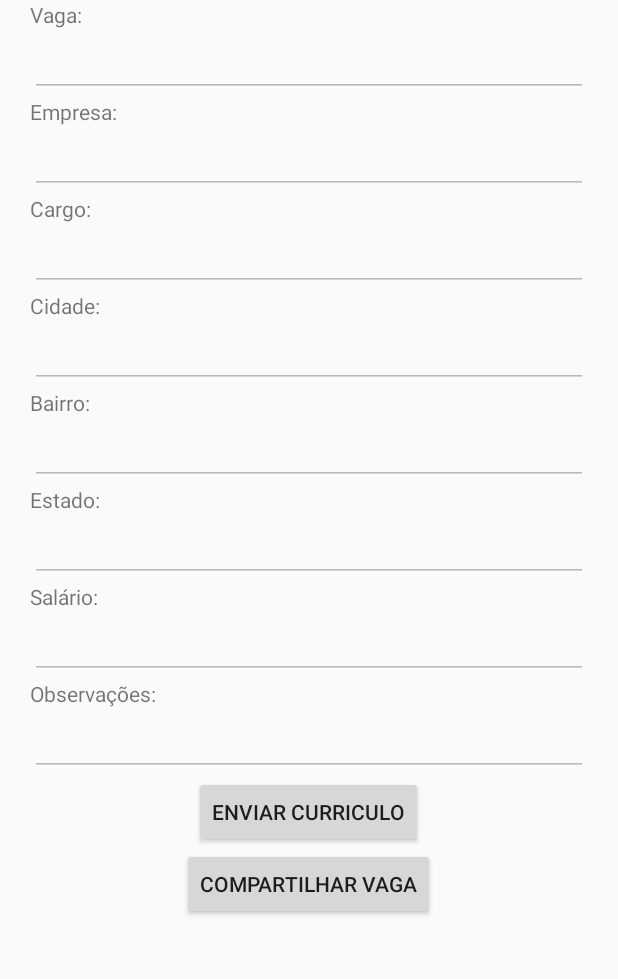
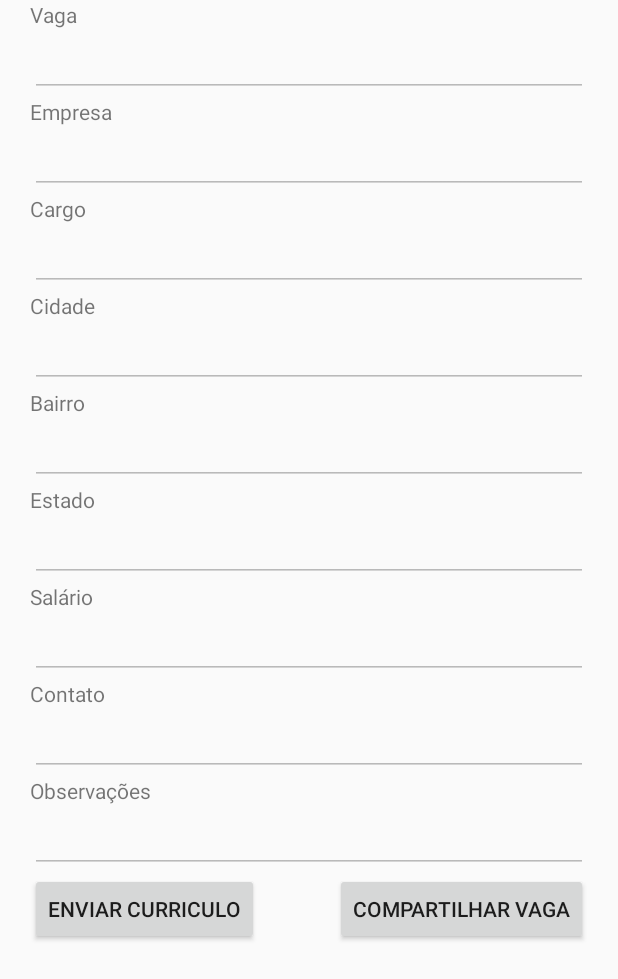
Before and after one commit to MauJowJowJow/InfoJobs, an Android app: the layout activity_detalhes_vaga.xml on its own in the app's theme, with its tools: preview values and no code run, on a phone screen of 412 x 824 dp. Shown: the top 979 px of the screen. Run offline under Robolectric (Android 15) with nearby library versions, the phone set to English and light mode, and no system bars.

Commit message:
Detalhes_Vaga

```diff
--- a/app/src/main/res/layout/activity_detalhes_vaga.xml
+++ b/app/src/main/res/layout/activity_detalhes_vaga.xml
@@ -6,12 +6,16 @@
     android:layout_height="match_parent"
     android:fitsSystemWindows="true"
     tools:context="sistemas2014.unifebe.edu.br.infojobs.Controller.DetalhesVaga"
-    android:weightSum="1">
+    android:weightSum="1"
+    android:focusable="true"
+    android:focusableInTouchMode="true"    >
 
     <ScrollView
         android:layout_width="match_parent"
         android:layout_height="match_parent"
-        android:id="@+id/horizontalScrollView">
+        android:id="@+id/horizontalScrollView"
+        android:focusable="true"
+        android:focusableInTouchMode="true">
 
         <LinearLayout
             android:orientation="vertical"
@@ -23,7 +27,7 @@
             <TextView
                 android:layout_width="wrap_content"
                 android:layout_height="wrap_content"
-                android:text="Vaga:"
+                android:text="Vaga"
                 android:id="@+id/textViewVaga"
                 android:layout_gravity="center_vertical" />
 
@@ -37,7 +41,7 @@
             <TextView
                 android:layout_width="wrap_content"
                 android:layout_height="wrap_content"
-                android:text="Empresa:"
+                android:text="Empresa"
                 android:id="@+id/textViewEmpresa"
                 android:layout_gravity="center_vertical" />
 
@@ -51,7 +55,7 @@
             <TextView
                 android:layout_width="wrap_content"
                 android:layout_height="wrap_content"
-                android:text="Cargo:"
+                android:text="Cargo"
                 android:id="@+id/textViewCargo"
                 android:layout_gravity="center_vertical" />
 
@@ -65,7 +69,7 @@
             <TextView
                 android:layout_width="wrap_content"
                 android:layout_height="wrap_content"
-                android:text="Cidade:"
+                android:text="Cidade"
                 android:id="@+id/textViewCidade"
                 android:layout_gravity="center_vertical" />
 
@@ -79,7 +83,7 @@
             <TextView
                 android:layout_width="wrap_content"
                 android:layout_height="wrap_content"
-                android:text="Bairro:"
+                android:text="Bairro"
                 android:id="@+id/TextViewBairro"
                 android:layout_gravity="center_vertical" />
 
@@ -93,7 +97,7 @@
             <TextView
                 android:layout_width="wrap_content"
                 android:layout_height="wrap_content"
-                android:text="Estado:"
+                android:text="Estado"
                 android:id="@+id/textViewEstado"
                 android:layout_gravity="center_vertical" />
 
@@ -107,7 +111,7 @@
             <TextView
                 android:layout_width="wrap_content"
                 android:layout_height="wrap_content"
-                android:text="Salário:"
+                android:text="Salário"
                 android:id="@+id/textViewSalario"
                 android:layout_gravity="center_vertical" />
 
@@ -121,7 +125,21 @@
             <TextView
                 android:layout_width="wrap_content"
                 android:layout_height="wrap_content"
-                android:text="Observações:"
+                android:text="Contato"
+                android:id="@+id/textViewContato"
+                android:layout_gravity="center_vertical" />
+
+            <EditText
+                android:layout_width="match_parent"
+                android:layout_height="wrap_content"
+                android:id="@+id/txtContato"
+                android:layout_gravity="center_horizontal"
+                android:enabled="false" />
+
+            <TextView
+                android:layout_width="wrap_content"
+                android:layout_height="wrap_content"
+                android:text="Observações"
                 android:id="@+id/textViewObservacoes"
                 android:layout_gravity="center_vertical" />
 
@@ -132,20 +150,32 @@
                 android:layout_gravity="center_horizontal"
                 android:enabled="false" />
 
+            <RelativeLayout
+                android:layout_width="match_parent"
+                android:layout_height="match_parent"
+                android:layout_gravity="center">
+
                 <Button
                     android:layout_width="wrap_content"
                     android:layout_height="wrap_content"
                     android:text="Enviar Curriculo"
                     android:id="@+id/btnEnviarCurriculo"
-                android:layout_gravity="center_horizontal" />
+                    android:layout_gravity="center_vertical"
+                    android:layout_alignParentTop="true"
+                    android:layout_alignParentLeft="true"
+                    android:layout_alignParentStart="true" />
 
                 <Button
                     android:layout_width="wrap_content"
                     android:layout_height="wrap_content"
                     android:text="Compartilhar Vaga"
                     android:id="@+id/btnCompartilhar"
-                android:layout_gravity="center_horizontal" />
+                    android:layout_gravity="center_vertical|right"
+                    android:layout_alignParentTop="true"
+                    android:layout_alignParentRight="true"
+                    android:layout_alignParentEnd="true" />
 
+            </RelativeLayout>
         </LinearLayout>
     </ScrollView>
 </LinearLayout>
--- a/app/src/main/res/layout/activity_login.xml
+++ b/app/src/main/res/layout/activity_login.xml
@@ -131,7 +131,9 @@
                 android:textSize="15dp"
                 android:onClick="onClick"
                 android:clickable="true"
-                android:layout_gravity="left|center" />
+                android:layout_gravity="left|center"
+                android:linksClickable="false"
+                android:singleLine="true" />
         </LinearLayout>
 
         <LinearLayout
--- a/app/src/main/res/values/strings.xml
+++ b/app/src/main/res/values/strings.xml
@@ -21,7 +21,7 @@
     <string name="action_sign_in_Login">Login</string>
     <string name="prompt_password_senha">Senha</string>
     <string name="title_activiy_Login">Realize seu login</string>
-    <string name="activity_login_registrar">Crie seu cadastro ou</string>
+    <string name="activity_login_registrar"><u>Crie seu cadastro</u> ou</string>
     <string name="activity_login_novo_no_app">Primeira vez no InfoJobs?</string>
     <string name="title_activity_consuta_vagas_view">ConsutaVagasView</string>
 
```
Also changed, not shown: app/src/main/AndroidManifest.xml (+13 -2 lines), app/src/main/java/sistemas2014/unifebe/edu/br/infojobs/Controller/CadastroUsuario.java (+125 -7 lines), app/src/main/java/sistemas2014/unifebe/edu/br/infojobs/Controller/ConsultaVagas.java (+20 -10 lines), app/src/main/java/sistemas2014/unifebe/edu/br/infojobs/Controller/DetalhesVaga.java (+122 -3 lines), app/src/main/java/sistemas2014/unifebe/edu/br/infojobs/Controller/GavetaPrincipal.java (+20 -0 lines), app/src/main/java/sistemas2014/unifebe/edu/br/infojobs/Model/Empresa.java (+9 -0 lines), app/src/main/java/sistemas2014/unifebe/edu/br/infojobs/Model/Usuario.java (+9 -0 lines), app/src/main/res/layout/activity_cadastro_usuario.xml (+71 -33 lines), app/src/main/res/layout/logo_gaveta_principal.xml (added, +22 -0 lines). Lines whose indentation alone changed are shown as unchanged.
